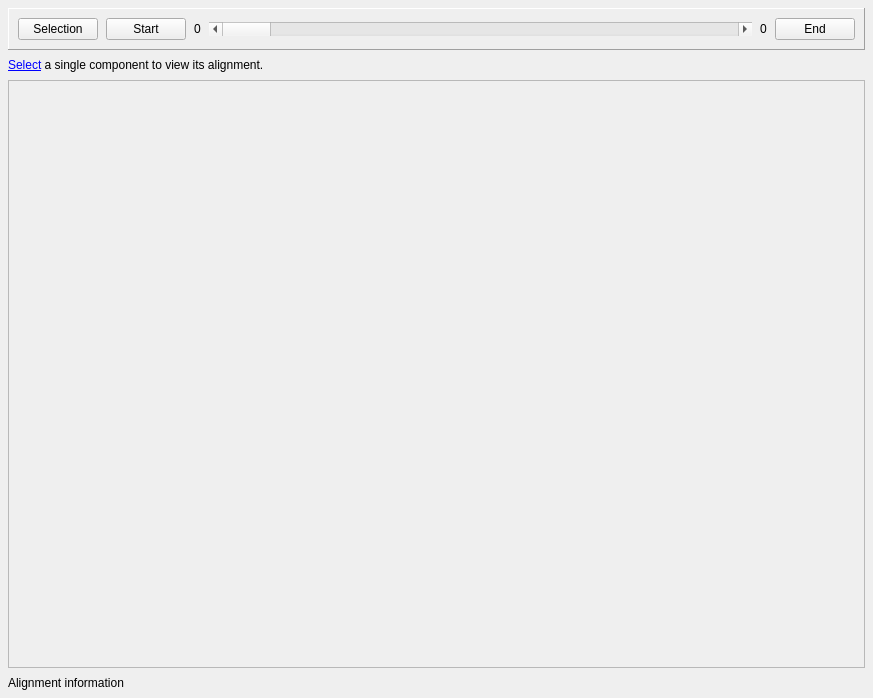
Qt form groot/frontends/gui/forms/designer/frm_alignment_designer.ui (JMcInerneyLab/groot) before a commit.
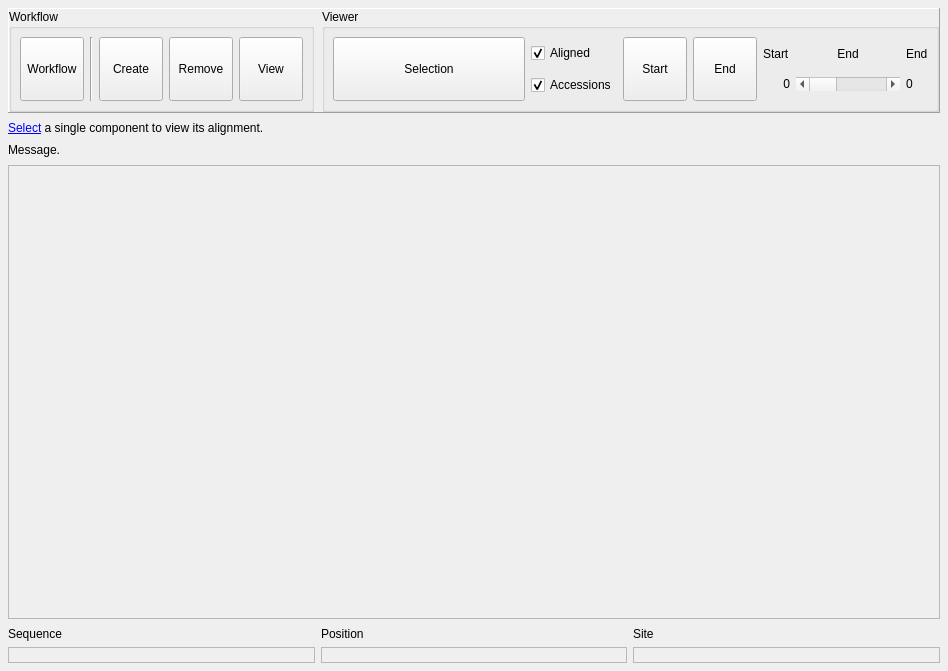
The same form after that commit. Icons and pictures are not drawn.

What changed in the file:
```diff
--- a/groot/frontends/gui/forms/designer/frm_alignment_designer.ui
+++ b/groot/frontends/gui/forms/designer/frm_alignment_designer.ui
@@ -6,8 +6,8 @@
    <rect>
     <x>0</x>
     <y>0</y>
-    <width>873</width>
-    <height>698</height>
+    <width>948</width>
+    <height>671</height>
    </rect>
   </property>
   <property name="windowTitle">
@@ -41,64 +41,401 @@
       <property name="spacing">
        <number>8</number>
       </property>
+      <property name="leftMargin">
+       <number>0</number>
+      </property>
+      <property name="topMargin">
+       <number>0</number>
+      </property>
+      <property name="rightMargin">
+       <number>0</number>
+      </property>
+      <property name="bottomMargin">
+       <number>0</number>
+      </property>
       <item>
-       <widget class="QPushButton" name="BTN_SELECTION">
-        <property name="text">
-         <string>Selection</string>
+       <widget class="QGroupBox" name="GRP_WORKFLOW">
+        <property name="title">
+         <string>Workflow</string>
         </property>
-        <property name="autoDefault">
-         <bool>false</bool>
-        </property>
-        <property name="style" stdset="0">
-         <string>dropdown</string>
-        </property>
+        <layout class="QHBoxLayout" name="horizontalLayout_2">
+         <property name="leftMargin">
+          <number>8</number>
+         </property>
+         <property name="topMargin">
+          <number>8</number>
+         </property>
+         <property name="rightMargin">
+          <number>8</number>
+         </property>
+         <property name="bottomMargin">
+          <number>8</number>
+         </property>
+         <item>
+          <widget class="QToolButton" name="BTN_WORKFLOW">
+           <property name="minimumSize">
+            <size>
+             <width>64</width>
+             <height>64</height>
+            </size>
+           </property>
+           <property name="maximumSize">
+            <size>
+             <width>64</width>
+             <height>64</height>
+            </size>
+           </property>
+           <property name="text">
+            <string>Workflow</string>
+           </property>
+           <property name="icon">
+            <iconset resource="../../../../../../intermake/intermake/hosts/frontends/gui_qt/designer/resource_files/resources.qrc">
+             <normaloff>:/intermake/dropdown.svg</normaloff>:/intermake/dropdown.svg</iconset>
+           </property>
+           <property name="iconSize">
+            <size>
+             <width>32</width>
+             <height>32</height>
+            </size>
+           </property>
+           <property name="toolButtonStyle">
+            <enum>Qt::ToolButtonTextUnderIcon</enum>
+           </property>
+          </widget>
+         </item>
+         <item>
+          <widget class="Line" name="line">
+           <property name="orientation">
+            <enum>Qt::Vertical</enum>
+           </property>
+          </widget>
+         </item>
+         <item>
+          <widget class="QToolButton" name="BTN_CREATE">
+           <property name="minimumSize">
+            <size>
+             <width>64</width>
+             <height>64</height>
+            </size>
+           </property>
+           <property name="maximumSize">
+            <size>
+             <width>64</width>
+             <height>64</height>
+            </size>
+           </property>
+           <property name="text">
+            <string>Create</string>
+           </property>
+           <property name="icon">
+            <iconset resource="../resources/resources.qrc">
+             <normaloff>:/groot/create.svg</normaloff>:/groot/create.svg</iconset>
+           </property>
+           <property name="iconSize">
+            <size>
+             <width>32</width>
+             <height>32</height>
+            </size>
+           </property>
+           <property name="toolButtonStyle">
+            <enum>Qt::ToolButtonTextUnderIcon</enum>
+           </property>
+          </widget>
+         </item>
+         <item>
+          <widget class="QToolButton" name="BTN_REMOVE">
+           <property name="minimumSize">
+            <size>
+             <width>64</width>
+             <height>64</height>
+            </size>
+           </property>
+           <property name="maximumSize">
+            <size>
+             <width>64</width>
+             <height>64</height>
+            </size>
+           </property>
+           <property name="text">
+            <string>Remove</string>
+           </property>
+           <property name="icon">
+            <iconset resource="../resources/resources.qrc">
+             <normaloff>:/groot/remove.svg</normaloff>:/groot/remove.svg</iconset>
+           </property>
+           <property name="iconSize">
+            <size>
+             <width>32</width>
+             <height>32</height>
+            </size>
+           </property>
+           <property name="toolButtonStyle">
+            <enum>Qt::ToolButtonTextUnderIcon</enum>
+           </property>
+          </widget>
+         </item>
+         <item>
+          <widget class="QToolButton" name="BTN_VIEW">
+           <property name="minimumSize">
+            <size>
+             <width>64</width>
+             <height>64</height>
+            </size>
+           </property>
+           <property name="maximumSize">
+            <size>
+             <width>64</width>
+             <height>64</height>
+            </size>
+           </property>
+           <property name="text">
+            <string>View</string>
+           </property>
+           <property name="icon">
+            <iconset resource="../resources/resources.qrc">
+             <normaloff>:/groot/view.svg</normaloff>:/groot/view.svg</iconset>
+           </property>
+           <property name="iconSize">
+            <size>
+             <width>32</width>
+             <height>32</height>
+            </size>
+           </property>
+           <property name="toolButtonStyle">
+            <enum>Qt::ToolButtonTextUnderIcon</enum>
+           </property>
+          </widget>
+         </item>
+        </layout>
        </widget>
       </item>
       <item>
-       <widget class="QPushButton" name="BTN_START">
-        <property name="text">
-         <string>Start</string>
+       <widget class="QGroupBox" name="groupBox_2">
+        <property name="title">
+         <string>Viewer</string>
         </property>
-        <property name="autoDefault">
-         <bool>false</bool>
-        </property>
-       </widget>
-      </item>
-      <item>
-       <widget class="QLabel" name="LBL_POSITION_START">
-        <property name="text">
-         <string>0</string>
-        </property>
-       </widget>
-      </item>
-      <item>
-       <widget class="QScrollBar" name="SCR_MAIN">
-        <property name="sizePolicy">
-         <sizepolicy hsizetype="Expanding" vsizetype="Fixed">
-          <horstretch>0</horstretch>
-          <verstretch>0</verstretch>
-         </sizepolicy>
-        </property>
-        <property name="orientation">
-         <enum>Qt::Horizontal</enum>
-        </property>
-       </widget>
-      </item>
-      <item>
-       <widget class="QLabel" name="LBL_POSITION_END">
-        <property name="text">
-         <string>0</string>
-        </property>
-       </widget>
-      </item>
-      <item>
-       <widget class="QPushButton" name="BTN_END">
-        <property name="text">
-         <string>End</string>
-        </property>
-        <property name="autoDefault">
-         <bool>false</bool>
-        </property>
+        <layout class="QHBoxLayout" name="horizontalLayout_3">
+         <property name="leftMargin">
+          <number>8</number>
+         </property>
+         <property name="topMargin">
+          <number>8</number>
+         </property>
+         <property name="rightMargin">
+          <number>8</number>
+         </property>
+         <property name="bottomMargin">
+          <number>8</number>
+         </property>
+         <item>
+          <widget class="QToolButton" name="BTN_SELECTION">
+           <property name="minimumSize">
+            <size>
+             <width>192</width>
+             <height>64</height>
+            </size>
+           </property>
+           <property name="maximumSize">
+            <size>
+             <width>192</width>
+             <height>64</height>
+            </size>
+           </property>
+           <property name="text">
+            <string>Selection</string>
+           </property>
+           <property name="icon">
+            <iconset resource="../resources/resources.qrc">
+             <normaloff>:/groot/check.svg</normaloff>:/groot/check.svg</iconset>
+           </property>
+           <property name="iconSize">
+            <size>
+             <width>32</width>
+             <height>32</height>
+            </size>
+           </property>
+           <property name="toolButtonStyle">
+            <enum>Qt::ToolButtonTextBesideIcon</enum>
+           </property>
+           <property name="style" stdset="0">
+            <string>combo</string>
+           </property>
+           <property name="style2" stdset="0">
+            <string>combo</string>
+           </property>
+          </widget>
+         </item>
+         <item>
+          <layout class="QGridLayout" name="gridLayout_3">
+           <item row="0" column="0">
+            <widget class="QCheckBox" name="CHK_ALIGNED">
+             <property name="text">
+              <string>Aligned</string>
+             </property>
+             <property name="checked">
+              <bool>true</bool>
+             </property>
+             <property name="tristate">
+              <bool>true</bool>
+             </property>
+            </widget>
+           </item>
+           <item row="1" column="0">
+            <widget class="QCheckBox" name="CHK_ACCESSIONS">
+             <property name="text">
+              <string>Accessions</string>
+             </property>
+             <property name="checked">
+              <bool>true</bool>
+             </property>
+             <property name="tristate">
+              <bool>true</bool>
+             </property>
+            </widget>
+           </item>
+          </layout>
+         </item>
+         <item>
+          <widget class="QToolButton" name="BTN_START">
+           <property name="minimumSize">
+            <size>
+             <width>64</width>
+             <height>64</height>
+            </size>
+           </property>
+           <property name="maximumSize">
+            <size>
+             <width>64</width>
+             <height>64</height>
+            </size>
+           </property>
+           <property name="text">
+            <string>Start</string>
+           </property>
+           <property name="icon">
+            <iconset resource="../../../../../../intermake/intermake/hosts/frontends/gui_qt/designer/resource_files/resources.qrc">
+             <normaloff>:/intermake/previous.svg</normaloff>:/intermake/previous.svg</iconset>
+           </property>
+           <property name="iconSize">
+            <size>
+             <width>32</width>
+             <height>32</height>
+            </size>
+           </property>
+           <property name="toolButtonStyle">
+            <enum>Qt::ToolButtonTextUnderIcon</enum>
+           </property>
+          </widget>
+         </item>
+         <item>
+          <widget class="QToolButton" name="BTN_END">
+           <property name="minimumSize">
+            <size>
+             <width>64</width>
+             <height>64</height>
+            </size>
+           </property>
+           <property name="maximumSize">
+            <size>
+             <width>64</width>
+             <height>64</height>
+            </size>
+           </property>
+           <property name="text">
+            <string>End</string>
+           </property>
+           <property name="icon">
+            <iconset resource="../../../../../../intermake/intermake/hosts/frontends/gui_qt/designer/resource_files/resources.qrc">
+             <normaloff>:/intermake/next.svg</normaloff>:/intermake/next.svg</iconset>
+           </property>
+           <property name="iconSize">
+            <size>
+             <width>32</width>
+             <height>32</height>
+            </size>
+           </property>
+           <property name="toolButtonStyle">
+            <enum>Qt::ToolButtonTextUnderIcon</enum>
+           </property>
+          </widget>
+         </item>
+         <item>
+          <layout class="QGridLayout" name="gridLayout_2">
+           <item row="1" column="0">
+            <widget class="QLabel" name="LBL_POSITION_START">
+             <property name="text">
+              <string>0</string>
+             </property>
+             <property name="alignment">
+              <set>Qt::AlignRight|Qt::AlignTrailing|Qt::AlignVCenter</set>
+             </property>
+            </widget>
+           </item>
+           <item row="1" column="1">
+            <widget class="QScrollBar" name="SCR_MAIN">
+             <property name="sizePolicy">
+              <sizepolicy hsizetype="Expanding" vsizetype="Fixed">
+               <horstretch>0</horstretch>
+               <verstretch>0</verstretch>
+              </sizepolicy>
+             </property>
+             <property name="orientation">
+              <enum>Qt::Horizontal</enum>
+             </property>
+            </widget>
+           </item>
+           <item row="1" column="2">
+            <widget class="QLabel" name="LBL_POSITION_END">
+             <property name="text">
+              <string>0</string>
+             </property>
+            </widget>
+           </item>
+           <item row="0" column="0">
+            <widget class="QLabel" name="LBL_POSITION_START_2">
+             <property name="sizePolicy">
+              <sizepolicy hsizetype="Preferred" vsizetype="Fixed">
+               <horstretch>0</horstretch>
+               <verstretch>0</verstretch>
+              </sizepolicy>
+             </property>
+             <property name="text">
+              <string>Start</string>
+             </property>
+            </widget>
+           </item>
+           <item row="0" column="2">
+            <widget class="QLabel" name="LBL_POSITION_START_3">
+             <property name="sizePolicy">
+              <sizepolicy hsizetype="Preferred" vsizetype="Fixed">
+               <horstretch>0</horstretch>
+               <verstretch>0</verstretch>
+              </sizepolicy>
+             </property>
+             <property name="text">
+              <string>End</string>
+             </property>
+            </widget>
+           </item>
+           <item row="0" column="1">
+            <widget class="QLabel" name="LBL_SCRPOS">
+             <property name="sizePolicy">
+              <sizepolicy hsizetype="Preferred" vsizetype="Fixed">
+               <horstretch>0</horstretch>
+               <verstretch>0</verstretch>
+              </sizepolicy>
+             </property>
+             <property name="text">
+              <string>End</string>
+             </property>
+             <property name="alignment">
+              <set>Qt::AlignCenter</set>
+             </property>
+            </widget>
+           </item>
+          </layout>
+         </item>
+        </layout>
        </widget>
       </item>
      </layout>
@@ -114,6 +451,16 @@
      </property>
     </widget>
    </item>
+   <item>
+    <widget class="QLabel" name="LBL_ERROR">
+     <property name="text">
+      <string>Message.</string>
+     </property>
+     <property name="style" stdset="0">
+      <string>warning</string>
+     </property>
+    </widget>
+   </item>
    <item>
     <widget class="QScrollArea" name="scrollArea">
      <property name="horizontalScrollBarPolicy">
@@ -127,8 +474,8 @@
        <rect>
         <x>0</x>
         <y>0</y>
-        <width>855</width>
-        <height>578</height>
+        <width>930</width>
+        <height>440</height>
        </rect>
       </property>
       <layout class="QGridLayout" name="GRID_MAIN">
@@ -152,10 +499,78 @@
     </widget>
    </item>
    <item>
-    <widget class="QLabel" name="LBL_INFO">
-     <property name="text">
-      <string>Alignment information</string>
+    <widget class="QFrame" name="frame_2">
+     <property name="frameShape">
+      <enum>QFrame::NoFrame</enum>
      </property>
+     <property name="frameShadow">
+      <enum>QFrame::Raised</enum>
+     </property>
+     <layout class="QGridLayout" name="gridLayout">
+      <property name="leftMargin">
+       <number>0</number>
+      </property>
+      <property name="topMargin">
+       <number>0</number>
+      </property>
+      <property name="rightMargin">
+       <number>0</number>
+      </property>
+      <property name="bottomMargin">
+       <number>0</number>
+      </property>
+      <item row="1" column="1">
+       <widget class="QLabel" name="LBL_POSITION">
+        <property name="frameShape">
+         <enum>QFrame::StyledPanel</enum>
+        </property>
+        <property name="text">
+         <string/>
+        </property>
+       </widget>
+      </item>
+      <item row="0" column="1">
+       <widget class="QLabel" name="LBL_INFO_3">
+        <property name="text">
+         <string>Position</string>
+        </property>
+       </widget>
+      </item>
+      <item row="0" column="0">
+       <widget class="QLabel" name="LBL_INFO_2">
+        <property name="text">
+         <string>Sequence</string>
+        </property>
+       </widget>
+      </item>
+      <item row="1" column="0">
+       <widget class="QLabel" name="LBL_SEQUENCE">
+        <property name="frameShape">
+         <enum>QFrame::StyledPanel</enum>
+        </property>
+        <property name="text">
+         <string/>
+        </property>
+       </widget>
+      </item>
+      <item row="0" column="2">
+       <widget class="QLabel" name="LBL_INFO_5">
+        <property name="text">
+         <string>Site</string>
+        </property>
+       </widget>
+      </item>
+      <item row="1" column="2">
+       <widget class="QLabel" name="LBL_SITE">
+        <property name="frameShape">
+         <enum>QFrame::StyledPanel</enum>
+        </property>
+        <property name="text">
+         <string/>
+        </property>
+       </widget>
+      </item>
+     </layout>
     </widget>
    </item>
   </layout>
```
